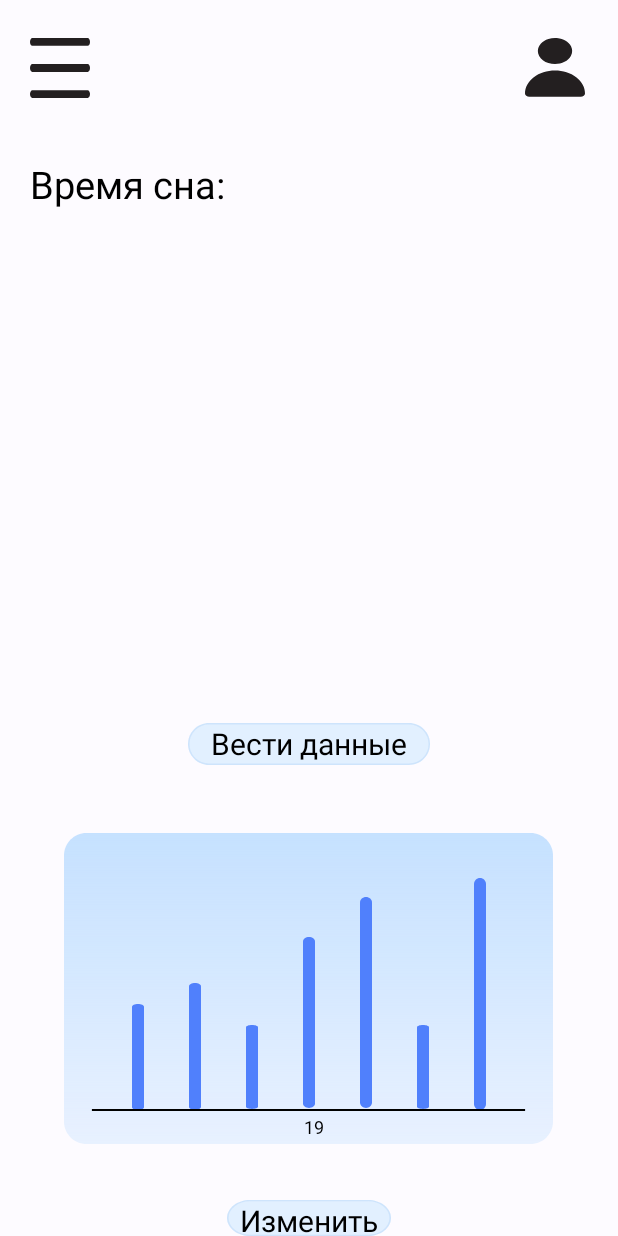
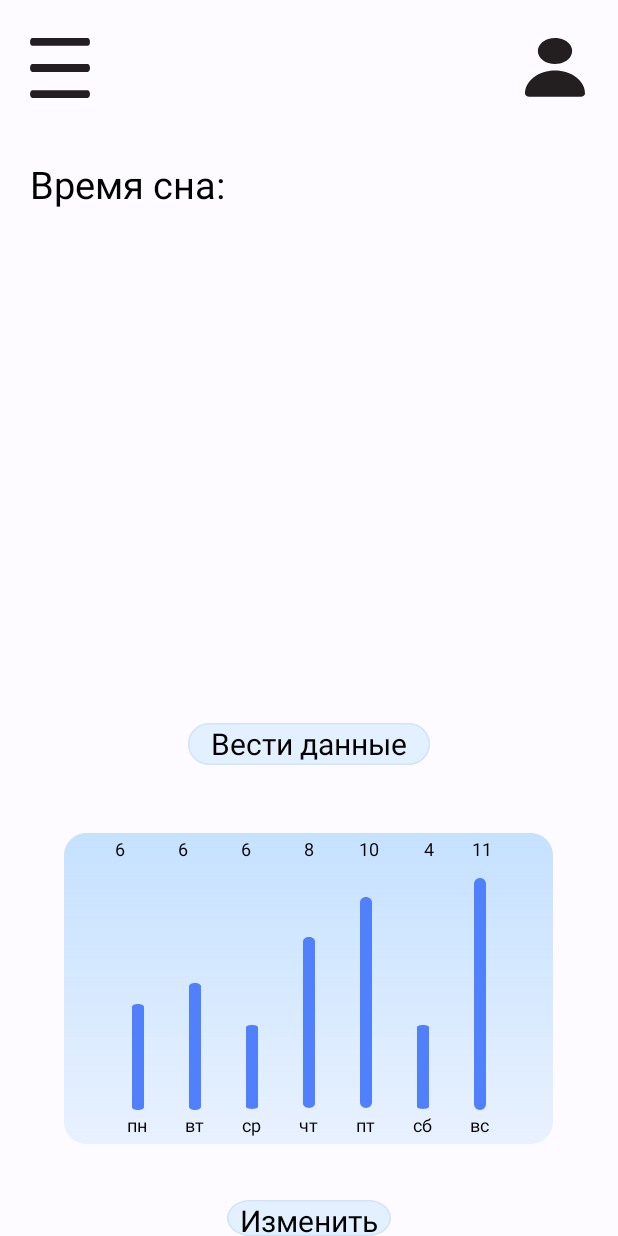
Before and after one commit to Grish-Gr/SELP, an Android app: the layout sleep.xml on its own in the app's theme, with its tools: preview values and no code run, on a phone screen of 412 x 824 dp. Run offline under Robolectric (Android 15) with nearby library versions, the phone set to English and light mode, and no system bars.

Commit message:
change
change

```diff
--- a/app/src/main/res/drawable/line5.xml
+++ b/app/src/main/res/drawable/line5.xml
@@ -14,6 +14,6 @@
     <path
         android:pathData="M0.5 0.5H240.5H0.5Z"
         android:strokeWidth="1"
-        android:strokeColor="#000000"
+        android:strokeColor="#5080FC"
         />
 </vector>
--- a/app/src/main/res/layout/sleep.xml
+++ b/app/src/main/res/layout/sleep.xml
@@ -146,7 +146,7 @@
     <View
         android:id="@+id/line_5"
         android:layout_width="290dp"
-        android:layout_height="1dp"
+        android:layout_height="0dp"
         android:layout_centerVertical="true"
         android:layout_centerHorizontal="true"
         android:layout_below="@id/botom_sleep"
@@ -155,17 +155,122 @@
         android:elevation="9dp"
         />
 
+    <View
+        android:id="@+id/line_6"
+        android:layout_width="290dp"
+        android:layout_height="0dp"
+        android:layout_centerVertical="true"
+        android:layout_centerHorizontal="true"
+        android:layout_below="@id/botom_sleep"
+        android:layout_marginTop="45dp"
+        android:background="@drawable/line5"
+        android:elevation="9dp"
+        />
+    <!--hours-->
+
+    <TextView
+        android:id="@+id/h4"
+        android:layout_width="wrap_content"
+        android:layout_height="wrap_content"
+        android:layout_below="@id/line_6"
+        android:layout_centerInParent="true"
+        android:layout_marginTop="2dp"
+        android:elevation="4dp"
+        android:text="8"
+        android:textSize="12dp"
+        />
+    <TextView
+        android:id="@+id/h5"
+        android:layout_width="wrap_content"
+        android:layout_height="wrap_content"
+        android:textSize="12dp"
+        android:text="10"
+        android:layout_below="@id/line_6"
+        android:layout_marginTop="2dp"
+        android:layout_toRightOf="@+id/h4"
+        android:layout_marginLeft="30dp"
+        android:elevation="4dp"
+        />
+
+    <TextView
+        android:id="@+id/h6"
+        android:layout_width="wrap_content"
+        android:layout_height="wrap_content"
+        android:textSize="12dp"
+        android:text="4"
+        android:layout_below="@id/line_6"
+        android:layout_marginTop="2dp"
+        android:layout_toRightOf="@+id/h5"
+        android:layout_marginLeft="30dp"
+        android:elevation="4dp"
+        />
+
+    <TextView
+        android:id="@+id/h7"
+        android:layout_width="wrap_content"
+        android:layout_height="wrap_content"
+        android:textSize="12dp"
+        android:text="11"
+        android:layout_below="@id/line_6"
+        android:layout_marginTop="2dp"
+        android:layout_toRightOf="@+id/h6"
+        android:layout_marginLeft="25dp"
+        android:elevation="4dp"
+        />
+
+    <TextView
+        android:id="@+id/h3"
+        android:layout_width="wrap_content"
+        android:layout_height="wrap_content"
+        android:layout_below="@id/line_6"
+        android:layout_centerHorizontal="true"
+        android:layout_marginTop="2dp"
+        android:layout_marginRight="35dp"
+        android:layout_toLeftOf="@+id/h4"
+        android:elevation="4dp"
+        android:text="6"
+        android:textSize="12dp" />
+
+    <TextView
+        android:id="@+id/h2"
+        android:layout_width="wrap_content"
+        android:layout_height="wrap_content"
+        android:layout_below="@id/line_6"
+        android:layout_centerHorizontal="true"
+        android:layout_marginTop="2dp"
+        android:layout_marginRight="35dp"
+        android:layout_toLeftOf="@+id/h3"
+        android:elevation="4dp"
+        android:text="6"
+        android:textSize="12dp" />
+
+    <TextView
+        android:id="@+id/h1"
+        android:layout_width="wrap_content"
+        android:layout_height="wrap_content"
+        android:layout_below="@id/line_6"
+        android:layout_centerHorizontal="true"
+        android:layout_marginTop="2dp"
+        android:layout_marginRight="35dp"
+        android:layout_toLeftOf="@+id/h2"
+        android:elevation="4dp"
+        android:text="6"
+        android:textSize="12dp" />
+
+    <!--hours-->
+
+
+
     <TextView
         android:id="@+id/thursday"
         android:layout_width="wrap_content"
         android:layout_height="wrap_content"
-        android:textSize="12dp"
-        android:text="1"
         android:layout_below="@id/line_5"
+        android:layout_centerInParent="true"
         android:layout_marginTop="2dp"
         android:elevation="4dp"
-        android:layout_centerInParent="true"
-        android:layout_centerVertical="true"
+        android:text="чт"
+        android:textSize="12dp"
 
         />
 
@@ -173,15 +278,77 @@
         android:id="@+id/wdn"
         android:layout_width="wrap_content"
         android:layout_height="wrap_content"
+        android:layout_below="@id/line_5"
+        android:layout_centerHorizontal="true"
+        android:layout_marginTop="2dp"
+        android:layout_marginRight="25dp"
+        android:layout_toLeftOf="@+id/thursday"
+        android:elevation="4dp"
+        android:text="ср"
+        android:textSize="12dp" />
+
+    <TextView
+        android:id="@+id/tusd"
+        android:layout_width="wrap_content"
+        android:layout_height="wrap_content"
         android:textSize="12dp"
-        android:text="9"
+        android:text="вт"
         android:layout_below="@id/line_5"
         android:layout_marginTop="2dp"
+        android:layout_toLeftOf="@+id/wdn"
+        android:layout_marginRight="25dp"
         android:elevation="4dp"
+        />
+
+    <TextView
+        android:id="@+id/mon"
+        android:layout_width="wrap_content"
+        android:layout_height="wrap_content"
+        android:textSize="12dp"
+        android:text="пн"
+        android:layout_below="@id/line_5"
+        android:layout_marginTop="2dp"
+        android:layout_toLeftOf="@+id/tusd"
+        android:layout_marginRight="25dp"
+        android:elevation="4dp"
+        />
+
+    <TextView
+        android:id="@+id/friday"
+        android:layout_width="wrap_content"
+        android:layout_height="wrap_content"
+        android:textSize="12dp"
+        android:text="пт"
+        android:layout_below="@id/line_5"
+        android:layout_marginTop="2dp"
         android:layout_toRightOf="@+id/thursday"
-        android:layout_marginRight="50dp"
+        android:layout_marginLeft="25dp"
+        android:elevation="4dp"
+        />
 
-
+    <TextView
+        android:id="@+id/saturday"
+        android:layout_width="wrap_content"
+        android:layout_height="wrap_content"
+        android:textSize="12dp"
+        android:text="сб"
+        android:layout_below="@id/line_5"
+        android:layout_marginTop="2dp"
+        android:layout_toRightOf="@+id/friday"
+        android:layout_marginLeft="25dp"
+        android:elevation="4dp"
+        />
+    <TextView
+        android:id="@+id/sunday"
+        android:layout_width="wrap_content"
+        android:layout_height="wrap_content"
+        android:textSize="12dp"
+        android:text="вс"
+        android:layout_below="@id/line_5"
+        android:layout_marginTop="2dp"
+        android:layout_toRightOf="@+id/saturday"
+        android:layout_marginLeft="25dp"
+        android:elevation="4dp"
         />
 
 
@@ -220,4 +387,6 @@
 
 
 
+
+
 </RelativeLayout>
```
